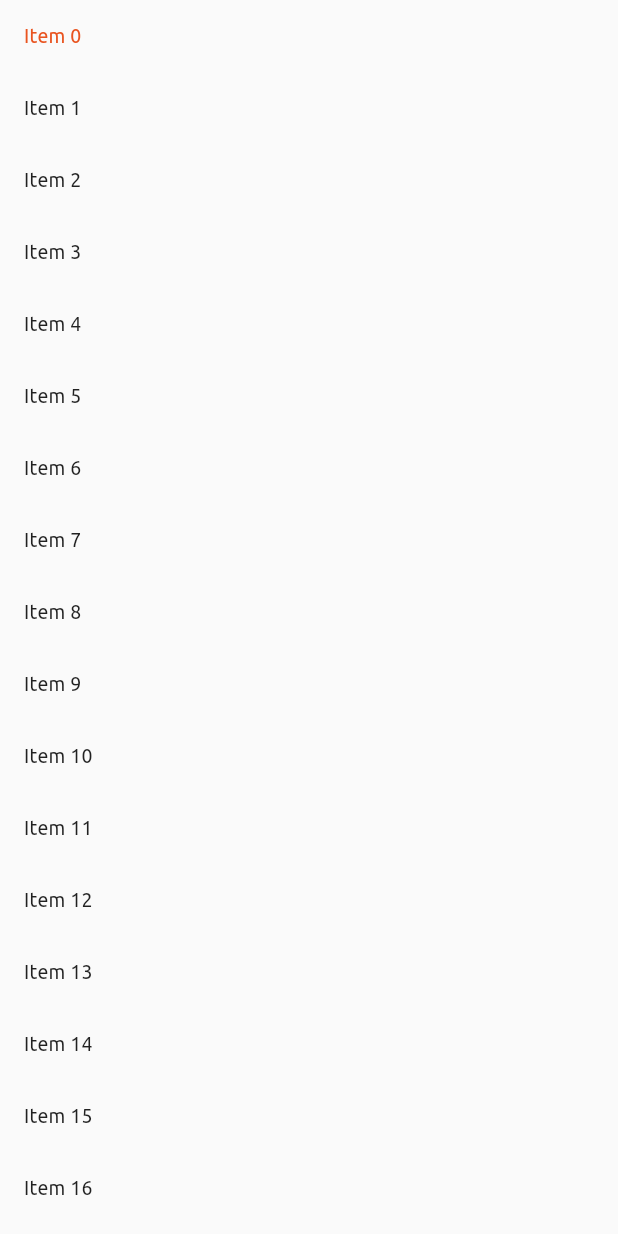
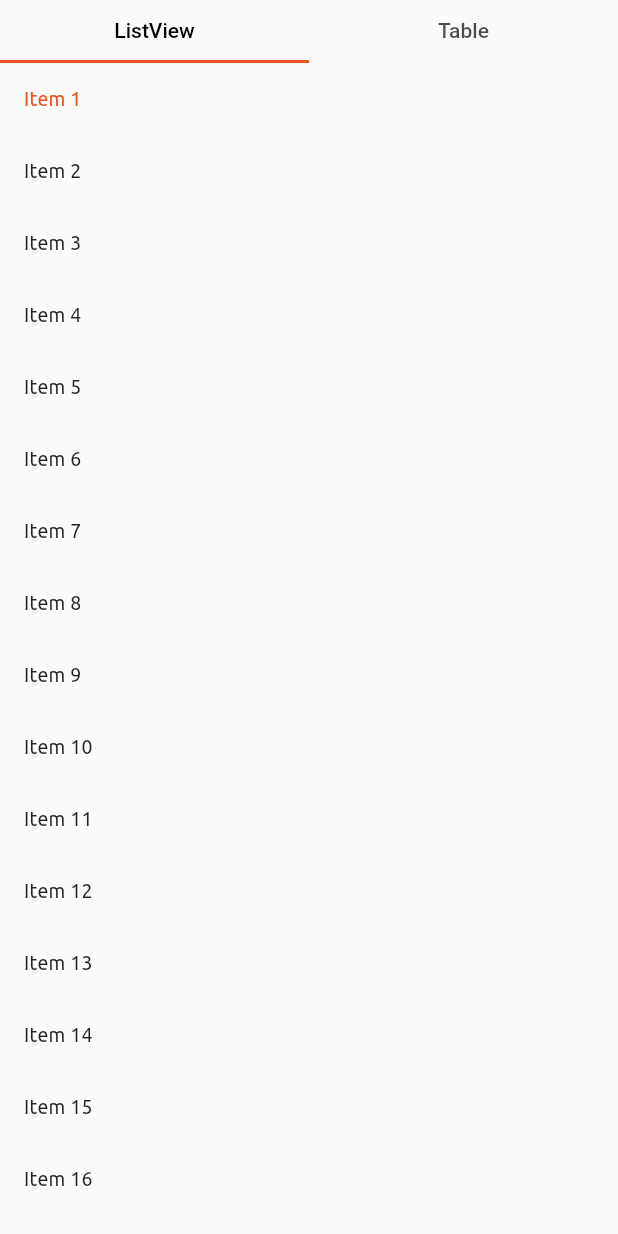
Before and after one commit to ubuntu/archive_yaru.dart, a Flutter app: the ListsView widget shown alone on an empty page, opened directly, on a phone screen of 412 x 824 dp. Run offline on Flutter 3.47's test engine with Material 2 defaults, Android fonts, the phone set to English and light mode, and no system bars; project files that could hold a hidden picture were left out.

Commit message:
include table in listsview

```diff
--- a/example/lib/view/lists_view.dart
+++ b/example/lib/view/lists_view.dart
@@ -1,3 +1,5 @@
+import 'dart:math';
+
 import 'package:flutter/material.dart';
 
 class ListsView extends StatefulWidget {
@@ -7,11 +9,69 @@ class ListsView extends StatefulWidget {
   State<ListsView> createState() => _ListsViewState();
 }
 
-class _ListsViewState extends State<ListsView> {
+class _ListsViewState extends State<ListsView> with TickerProviderStateMixin {
+  late TabController tabController;
   int _selectedIndex = 0;
+
+  @override
+  void initState() {
+    tabController = TabController(length: 2, vsync: this);
+    super.initState();
+  }
+
   @override
   Widget build(BuildContext context) {
-    List<String> items = List.generate(301, (index) => 'Item $index');
+    return Column(
+      children: [
+        TabBar(controller: tabController, tabs: [
+          Padding(
+            padding: const EdgeInsets.all(12.0),
+            child: Text('ListView'),
+          ),
+          Padding(
+            padding: const EdgeInsets.all(12.0),
+            child: Text('Table'),
+          ),
+        ]),
+        Expanded(
+            child: TabBarView(
+          controller: tabController,
+          children: [generateListView(), generateTable(context)],
+        ))
+      ],
+    );
+  }
+
+  Container generateTable(BuildContext context) {
+    return Container(
+      padding: EdgeInsets.all(20.0),
+      child: Table(
+        // defaultColumnWidth: FixedColumnWidth(150),
+        border: TableBorder.all(color: Theme.of(context).disabledColor),
+        children: [
+          TableRow(
+            children: [
+              for (var i = 0; i < 3; i++)
+                Padding(
+                  padding: const EdgeInsets.all(8.0),
+                  child: Text('Cell ${i + 1}'),
+                )
+            ],
+          ),
+          TableRow(children: [
+            for (var i = 3; i < 6; i++)
+              Padding(
+                padding: const EdgeInsets.all(8.0),
+                child: Text('Cell ${i + 1}'),
+              )
+          ])
+        ],
+      ),
+    );
+  }
+
+  ListView generateListView() {
+    final items = List.generate(300, (index) => 'Item ${index + 1}');
 
     return ListView.builder(
       itemBuilder: (context, index) {
```
